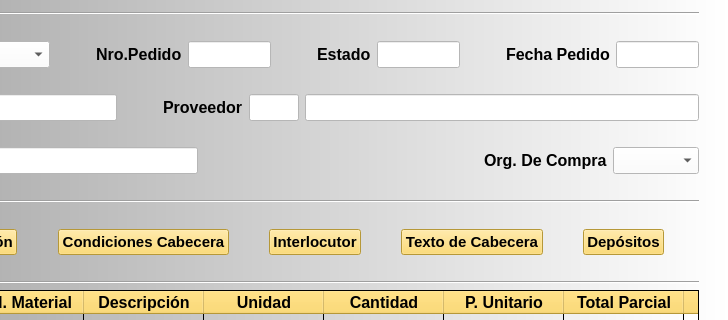
First picture: the form in ERP_PCOMP_001.ui, repository RonnyOre/P05_PedidoCompra, before the edit; both pictures show x 186 to 914 and y 97 to 417 of the 914 by 660 pixel window.
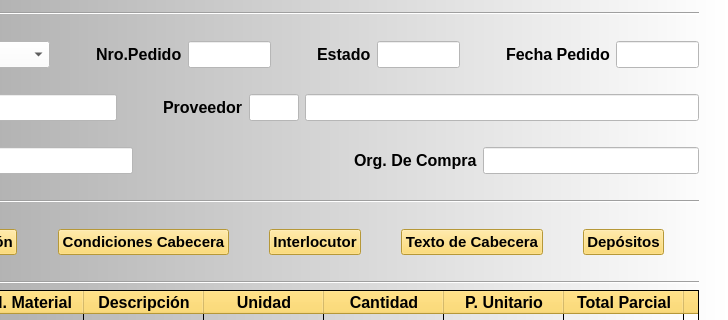
Second picture: the form after the edit.

```diff
--- a/ERP_PCOMP_001.ui
+++ b/ERP_PCOMP_001.ui
@@ -533,11 +533,11 @@
          </widget>
         </item>
         <item>
-         <widget class="QComboBox" name="cbOrg_Compra">
-          <property name="minimumSize">
+         <widget class="QLineEdit" name="leOrg_Compra">
+          <property name="maximumSize">
            <size>
-            <width>0</width>
-            <height>25</height>
+            <width>250</width>
+            <height>16777215</height>
            </size>
           </property>
           <property name="font">
@@ -548,9 +548,6 @@
           <property name="styleSheet">
            <string notr="true">background-color: rgb(255, 255, 255);</string>
           </property>
-          <property name="sizeAdjustPolicy">
-           <enum>QComboBox::AdjustToContents</enum>
-          </property>
          </widget>
         </item>
        </layout>
```
